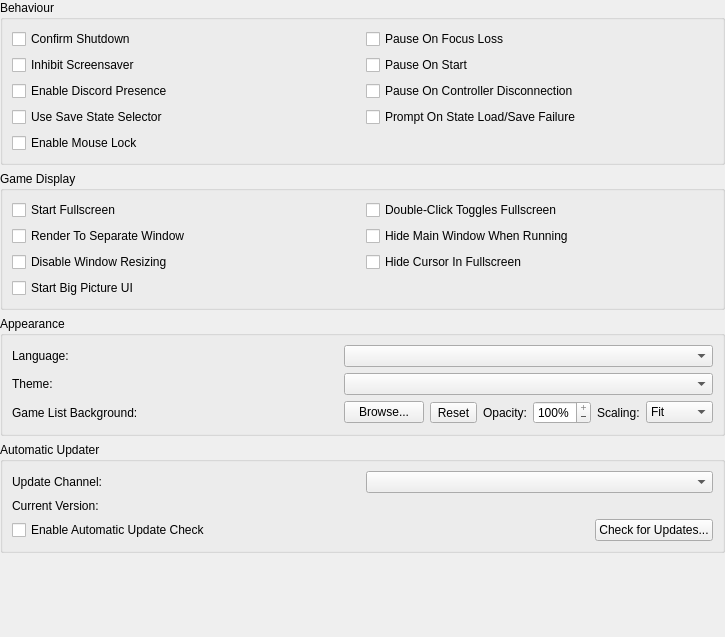
PCSX2/pcsx2, file pcsx2-qt/Settings/InterfaceSettingsWidget.ui: the form before one commit.
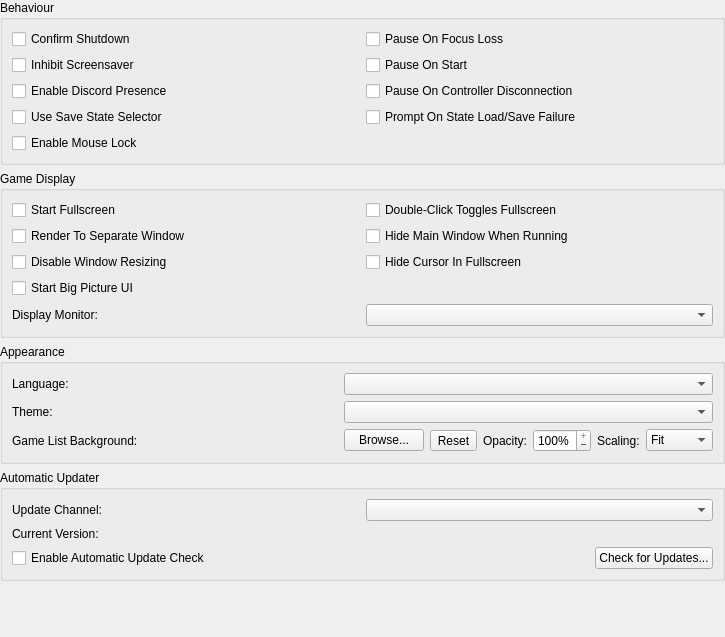
The form after the commit. Icons and pictures are not drawn.

Commit message:
Qt: Add display monitor selector
Under the Interface setting, a user can now select which monitor a game will launch to.

This setting works with launching in full screen and launching in a separate window.

```diff
--- a/pcsx2-qt/Settings/InterfaceSettingsWidget.ui
+++ b/pcsx2-qt/Settings/InterfaceSettingsWidget.ui
@@ -150,6 +150,19 @@
         </property>
        </widget>
       </item>
+      <item row="4" column="0">
+       <widget class="QLabel" name="displayMonitorLabel">
+        <property name="text">
+         <string>Display Monitor:</string>
+        </property>
+        <property name="buddy">
+         <cstring>displayMonitor</cstring>
+        </property>
+       </widget>
+      </item>
+      <item row="4" column="1">
+       <widget class="QComboBox" name="displayMonitor"/>
+      </item>
      </layout>
     </widget>
    </item>
```
Left out of the diff: 1 changed line with no effect on the pictures. The commit also changes 2 other files.
